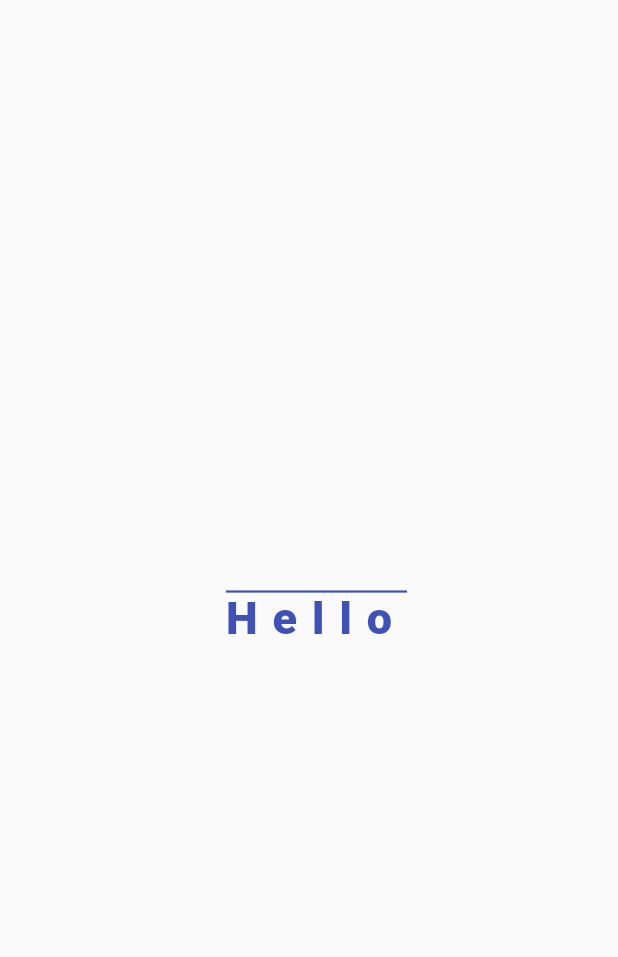
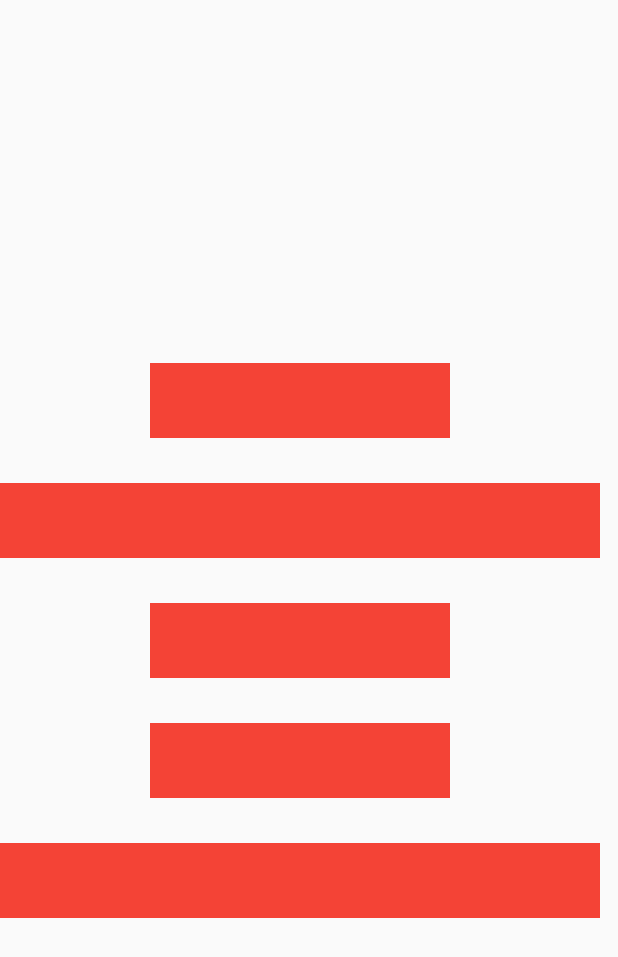
Before and after one commit to rabinacharya11/45-Days-Flutter-Bootcamp, a Flutter app: the screen it shows after launch, on a phone screen of 412 x 824 dp. Shown: the top 957 px of the screen. Run offline on Flutter 3.47's test engine with Material 2 defaults, Android fonts, the phone set to English and light mode, and no system bars.

Commit message:
column done

```diff
--- a/flutter_tut/lib/main.dart
+++ b/flutter_tut/lib/main.dart
@@ -27,25 +27,55 @@ class _HomeScreenState extends State<HomeScreen> {
   @override
   Widget build(BuildContext context) {
     return Scaffold(
-      body: Center(
-        child: Container(
-          height: 400,
-          width: 300,
-          child: Center(
-            child: Text(
-              "Hello",
-              textAlign: TextAlign.start,
-              style: TextStyle(
-                color: Colors.indigo,
-                fontSize: 30,
-                fontWeight: FontWeight.w900,
-                decoration: TextDecoration.overline,
-                letterSpacing: 10,
-              ),
+        body: SafeArea(
+      child: SizedBox(
+        height: MediaQuery.of(context).size.height,
+        width: 400,
+        child: Column(
+          mainAxisAlignment: MainAxisAlignment.center,
+          crossAxisAlignment: CrossAxisAlignment.center,
+          children: [
+            SizedBox(
+              height: 30,
             ),
-          ),
+            Container(
+              height: 50,
+              width: 200,
+              color: Colors.red,
+            ),
+            SizedBox(
+              height: 30,
+            ),
+            Container(
+              height: 50,
+              color: Colors.red,
+            ),
+            SizedBox(
+              height: 30,
+            ),
+            Container(
+              height: 50,
+              width: 200,
+              color: Colors.red,
+            ),
+            SizedBox(
+              height: 30,
+            ),
+            Container(
+              height: 50,
+              width: 200,
+              color: Colors.red,
+            ),
+            SizedBox(
+              height: 30,
+            ),
+            Container(
+              height: 50,
+              color: Colors.red,
+            ),
+          ],
         ),
       ),
-    );
+    ));
   }
 }
```
